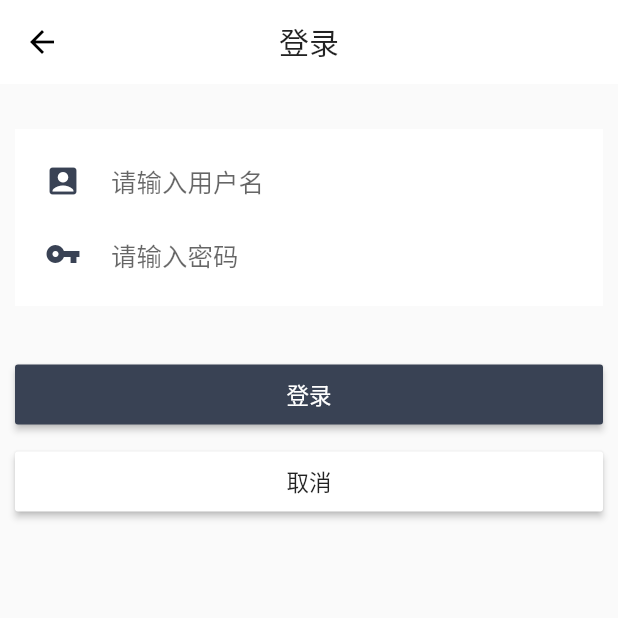
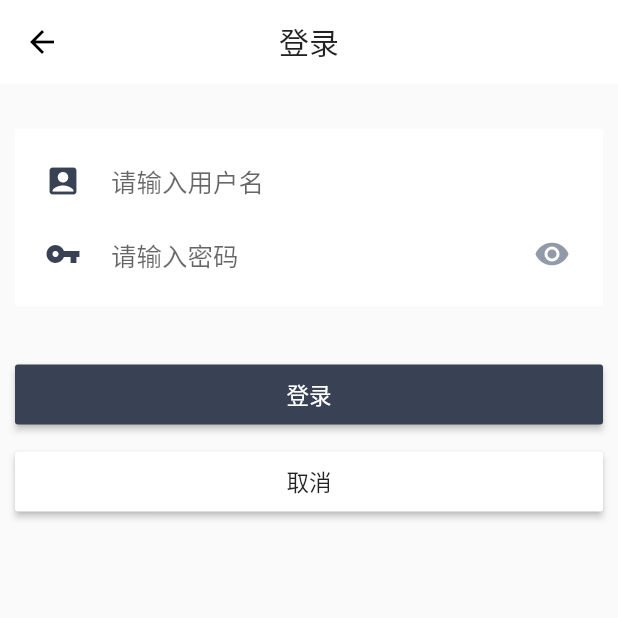
Before and after one commit to AdamCYH/trip_manager, a Flutter app: the LoginPage screen opened directly, on a phone screen of 412 x 824 dp, the top half of it. Run offline on Flutter 3.47's test engine with Material 2 defaults, Android fonts, the phone set to English and light mode, and no system bars; our stand-ins replace carousel_slider, flutter_slidable, flutter_svg, image_picker, shared_preferences; accounts and stored records are empty; Roboto replaces fonts that are missing (PingFang).

Commit message:
enable hide unhide password

```diff
--- a/lib/pages/login_page.dart
+++ b/lib/pages/login_page.dart
@@ -4,7 +4,14 @@ import 'package:mobile/models/app_state.dart';
 import 'package:mobile/util/screen_utl.dart';
 import 'package:provider/provider.dart';
 
-class LoginPage extends StatelessWidget {
+class LoginPage extends StatefulWidget {
+  @override
+  _LoginPageState createState() => _LoginPageState();
+}
+
+class _LoginPageState extends State<LoginPage> {
+  bool isPasswordHidden = true;
+
   @override
   Widget build(BuildContext context) {
     var username;
@@ -49,12 +56,25 @@ class LoginPage extends StatelessWidget {
                         ),
                         Expanded(
                           child: TextField(
+                              obscureText: isPasswordHidden,
                               decoration: InputDecoration(
                                   hintText: '请输入密码', border: InputBorder.none),
                               onChanged: (text) {
                                 password = text;
                               }),
-                        )
+                        ),
+                        Container(
+                          child: IconButton(
+                              icon: isPasswordHidden
+                                  ? Icon(Icons.visibility)
+                                  : Icon(Icons.visibility_off),
+                              color: ColorConstants.ICON_MEDIUM,
+                              onPressed: () {
+                                setState(() {
+                                  isPasswordHidden = !isPasswordHidden;
+                                });
+                              }),
+                        ),
                       ]),
                     ],
                   ),
```
